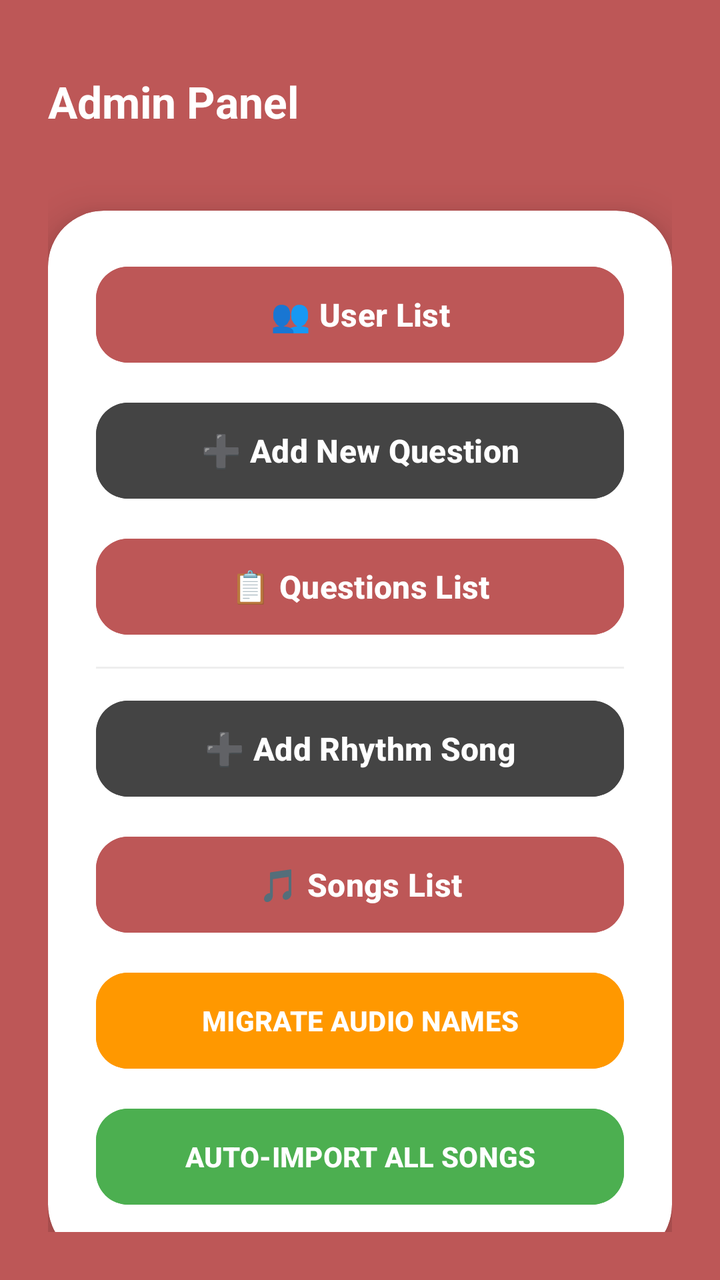
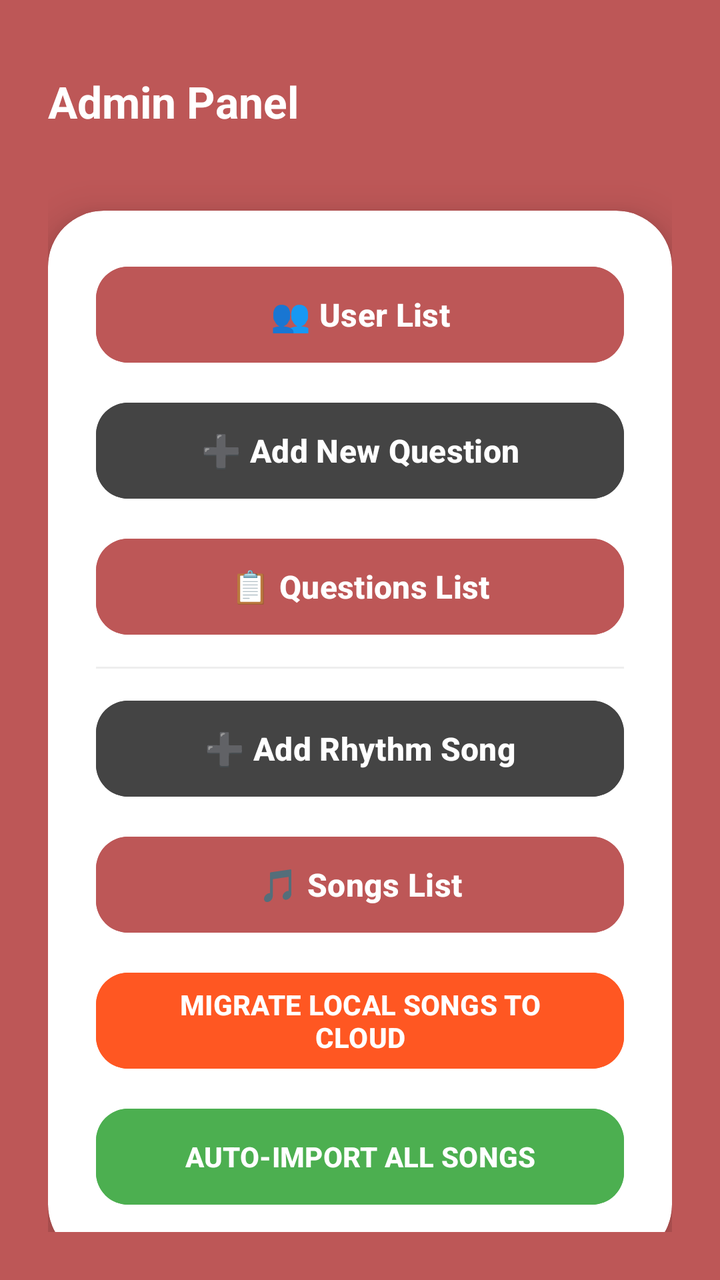

Screens rendered from an Android XML layout before and after an edit, with the pre-edit source and the edit as a unified diff.
<!-- AndroidManifest.xml: application theme Theme.ChaserGame -->
<!-- res/layout/activity_admin.xml -->
<?xml version="1.0" encoding="utf-8"?>
<androidx.constraintlayout.widget.ConstraintLayout xmlns:android="http://schemas.android.com/apk/res/android"
    xmlns:app="http://schemas.android.com/apk/res-auto"
    android:id="@+id/AdminPage"
    android:layout_width="match_parent"
    android:layout_height="match_parent"
    android:background="@color/background_red"
    android:padding="24dp">

    

    <TextView
        android:id="@+id/text_admin_edituser"
        android:layout_width="0dp"
        android:layout_height="wrap_content"
        android:layout_marginTop="12dp"
        android:text="@string/admin_panel_title"
        android:textColor="#FFFFFF"
        android:textSize="22sp"
        android:textStyle="bold"
        app:layout_constraintStart_toStartOf="parent"
        app:layout_constraintTop_toTopOf="parent" />


    

    <androidx.cardview.widget.CardView
        android:id="@+id/adminActionsCard"
        android:layout_width="0dp"
        android:layout_height="wrap_content"
        android:layout_marginTop="40dp"
        app:cardCornerRadius="28dp"
        app:cardElevation="12dp"
        app:layout_constraintEnd_toEndOf="parent"
        app:layout_constraintStart_toStartOf="parent"
        app:layout_constraintTop_toBottomOf="@id/text_admin_edituser">

        <LinearLayout
            android:layout_width="match_parent"
            android:layout_height="wrap_content"
            android:orientation="vertical"
            android:padding="24dp">

            <Button
                android:id="@+id/btn_admin_gotouserlist"
                android:layout_width="match_parent"
                android:layout_height="56dp"
                android:layout_marginBottom="12dp"
                android:backgroundTint="@color/background_red"
                android:text="@string/admin_user_list_btn"
                android:textColor="#FFFFFF"
                android:textSize="16sp"
                android:textStyle="bold"
                app:cornerRadius="16dp" />

            <Button
                android:id="@+id/btnAddQuestion"
                android:layout_width="match_parent"
                android:layout_height="56dp"
                android:layout_marginBottom="12dp"
                android:backgroundTint="#444444"
                android:text="@string/admin_add_question_btn"
                android:textColor="#FFFFFF"
                android:textSize="16sp"
                android:textStyle="bold"
                app:cornerRadius="16dp" />

            <Button
                android:id="@+id/btn_admin_questions_list"
                android:layout_width="match_parent"
                android:layout_height="56dp"
                android:layout_marginBottom="12dp"
                android:backgroundTint="@color/background_red"
                android:text="@string/admin_questions_list_btn"
                android:textColor="#FFFFFF"
                android:textSize="16sp"
                android:textStyle="bold"
                app:cornerRadius="16dp" />

            <View
                android:layout_width="match_parent"
                android:layout_height="1dp"
                android:layout_marginBottom="12dp"
                android:background="#EEEEEE" />

            
            <Button
                android:id="@+id/btn_admin_manage_songs"
                android:layout_width="match_parent"
                android:layout_height="56dp"
                android:layout_marginBottom="12dp"
                android:backgroundTint="#444444"
                android:text="@string/admin_add_rhythm_song_btn"
                android:textColor="#FFFFFF"
                android:textSize="16sp"
                android:textStyle="bold"
                app:cornerRadius="16dp" />

            <Button
                android:id="@+id/btn_admin_songs_list"
                android:layout_width="match_parent"
                android:layout_height="56dp"
                android:layout_marginBottom="12dp"
                android:backgroundTint="@color/background_red"
                android:text="@string/admin_songs_list_btn"
                android:textColor="#FFFFFF"
                android:textSize="16sp"
                android:textStyle="bold"
                app:cornerRadius="16dp" />

            <Button
                android:id="@+id/btn_admin_migrate_audio"
                android:layout_width="match_parent"
                android:layout_height="56dp"
                android:layout_marginBottom="12dp"
                android:backgroundTint="#FF9800"
                android:text="MIGRATE AUDIO NAMES"
                android:textColor="#FFFFFF"
                android:textSize="14sp"
                android:textStyle="bold"
                app:cornerRadius="16dp" />

            <Button
                android:id="@+id/btn_admin_auto_import"
                android:layout_width="match_parent"
                android:layout_height="56dp"
                android:backgroundTint="#4CAF50"
                android:text="AUTO-IMPORT ALL SONGS"
                android:textColor="#FFFFFF"
                android:textSize="14sp"
                android:textStyle="bold"
                app:cornerRadius="16dp" />

        </LinearLayout>
    </androidx.cardview.widget.CardView>

</androidx.constraintlayout.widget.ConstraintLayout>
<!-- resources referenced by this layout -->
<resources>
  <color name="background_red">#bd5757</color>
  <string name="admin_add_question_btn">➕ Add New Question</string>
  <string name="admin_add_rhythm_song_btn">➕ Add Rhythm Song</string>
  <string name="admin_panel_title">Admin Panel</string>
  <string name="admin_questions_list_btn">📋 Questions List</string>
  <string name="admin_songs_list_btn">🎵 Songs List</string>
  <string name="admin_user_list_btn">👥 User List</string>
  <style name="Theme.ChaserGame" parent="Base.Theme.ChaserGame" />
  <style name="Base.Theme.ChaserGame" parent="Theme.Material3.DayNight.NoActionBar">
          
          
      </style>
</resources>

<!-- the commit's change to res/layout/activity_admin.xml (unified diff, before → after) -->
@@ -109,12 +109,12 @@
                 app:cornerRadius="16dp" />
 
             <Button
-                android:id="@+id/btn_admin_migrate_audio"
+                android:id="@+id/btn_admin_migrate_to_cloud"
                 android:layout_width="match_parent"
                 android:layout_height="56dp"
                 android:layout_marginBottom="12dp"
-                android:backgroundTint="#FF9800"
-                android:text="MIGRATE AUDIO NAMES"
+                android:backgroundTint="#FF5722"
+                android:text="MIGRATE LOCAL SONGS TO CLOUD"
                 android:textColor="#FFFFFF"
                 android:textSize="14sp"
                 android:textStyle="bold"
